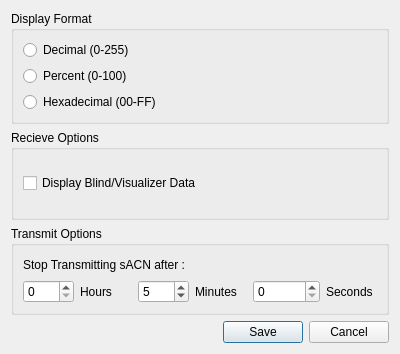
First picture: the form in ui/preferencesdialog.ui, repository docsteer/sacnview, before the edit.
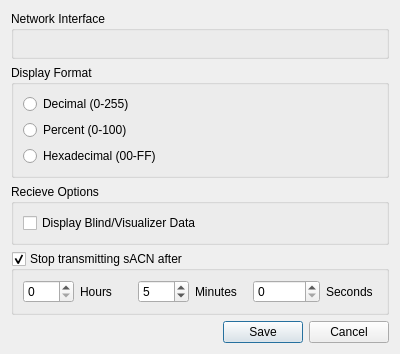
Second picture: the form after the edit. Icons and pictures are not drawn.

Patch:
```diff
--- a/ui/preferencesdialog.ui
+++ b/ui/preferencesdialog.ui
@@ -18,6 +18,13 @@
     <normaloff>:/icons/settings.png</normaloff>:/icons/settings.png</iconset>
   </property>
   <layout class="QVBoxLayout" name="verticalLayout_4">
+   <item>
+    <widget class="QGroupBox" name="gbNetworkInterface">
+     <property name="title">
+      <string>Network Interface</string>
+     </property>
+    </widget>
+   </item>
    <item>
     <widget class="QGroupBox" name="groupBox">
      <property name="title">
@@ -70,16 +77,12 @@
    <item>
     <widget class="QGroupBox" name="groupBox_3">
      <property name="title">
-      <string>Transmit Options</string>
+      <string>Stop transmitting sACN after</string>
+     </property>
+     <property name="checkable">
+      <bool>true</bool>
      </property>
      <layout class="QVBoxLayout" name="verticalLayout_3">
-      <item>
-       <widget class="QLabel" name="label">
-        <property name="text">
-         <string>Stop Transmitting sACN after :</string>
-        </property>
-       </widget>
-      </item>
       <item>
        <layout class="QHBoxLayout" name="horizontalLayout">
         <property name="sizeConstraint">
```
Left out of the diff: 4 changed lines with no effect on the pictures.
